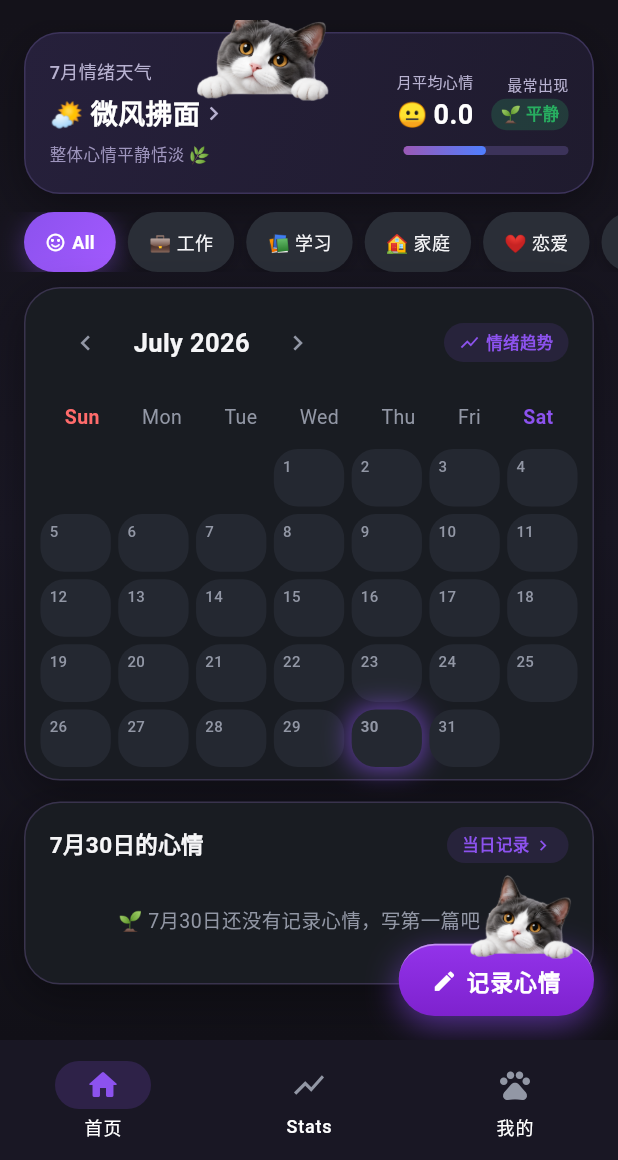
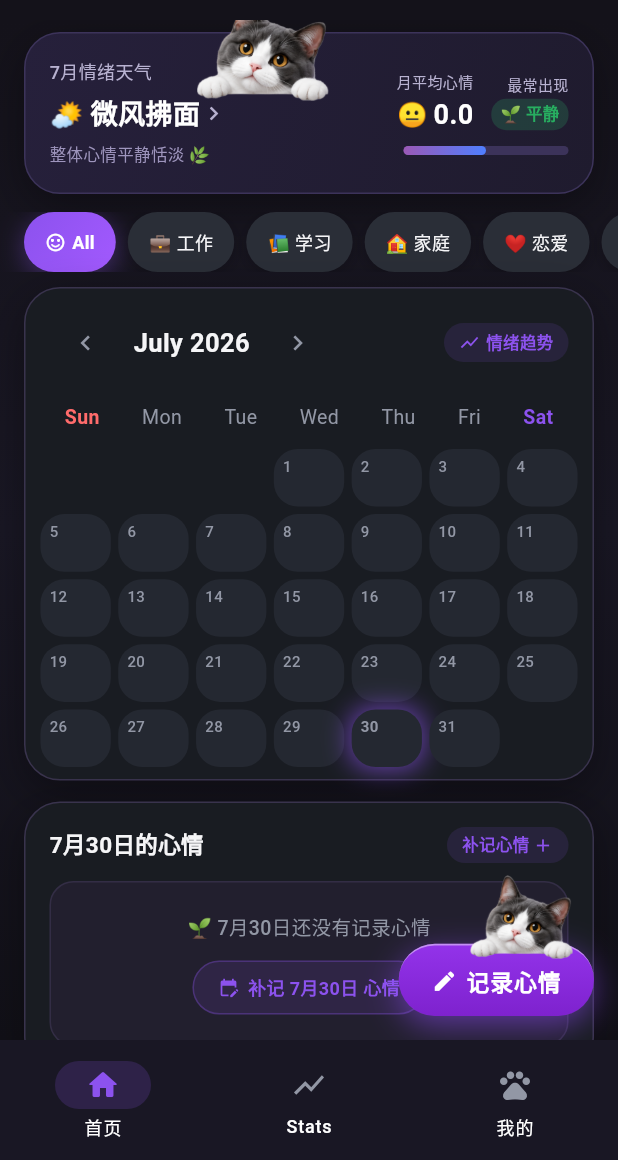
Before and after one commit to fenriarlab/MoodLight, a Flutter app: the screen it shows after launch, on a phone screen of 412 x 824 dp, the part 76-1236 px from its top. Run offline on Flutter 3.47's test engine with Material 3 defaults, Android fonts, the phone set to English and light mode, and no system bars; our stand-ins replace fl_chart, shared_preferences, sqflite; accounts and stored records are empty; generated files the repository leaves out were written again.

Commit message:
fix: Replace misleading fallback diary in RecentDiariesCard with warm empty state and quick backfill CTA when selected date has no entries

```diff
--- a/lib/features/diary/presentation/tabs/diaries_tab.dart
+++ b/lib/features/diary/presentation/tabs/diaries_tab.dart
@@ -98,6 +98,7 @@ class DiariesTab extends StatelessWidget {
               selectedDate: calendarSelectedDate,
               onDeleteDiary: onDeleteDiary,
               onEditDiary: onEditDiary,
+              onRetroactiveRecord: onRetroactiveRecord,
               onReload: onReload,
             ),
 
--- a/lib/features/diary/presentation/widgets/recent_diaries_card.dart
+++ b/lib/features/diary/presentation/widgets/recent_diaries_card.dart
@@ -9,6 +9,7 @@ class RecentDiariesCard extends StatelessWidget {
   final DateTime? selectedDate;
   final Function(MoodDiaryModel) onDeleteDiary;
   final Function(MoodDiaryModel)? onEditDiary;
+  final Function(DateTime)? onRetroactiveRecord;
   final VoidCallback onReload;
 
   const RecentDiariesCard({
@@ -17,6 +18,7 @@ class RecentDiariesCard extends StatelessWidget {
     this.selectedDate,
     required this.onDeleteDiary,
     this.onEditDiary,
+    this.onRetroactiveRecord,
     required this.onReload,
   });
 
@@ -32,18 +34,13 @@ class RecentDiariesCard extends StatelessWidget {
           d.createdAt.day == targetDate.day;
     }).toList();
 
+    final bool hasEntries = selectedDateDiaries.isNotEmpty;
     final String cardTitle = '${targetDate.month}月${targetDate.day}日的心情';
 
-    // Outer card ONLY displays 1 entry if available for target date,
-    // otherwise fallback to 1 entry for recent diaries
-    final List<MoodDiaryModel> displayList = selectedDateDiaries.isNotEmpty
-        ? selectedDateDiaries.take(1).toList()
-        : diaries.take(1).toList();
-
     final int dateEntriesCount = selectedDateDiaries.length;
-    final String actionText = dateEntriesCount > 1
-        ? '当日记录 (${dateEntriesCount}条)'
-        : '当日记录';
+    final String actionText = hasEntries
+        ? (dateEntriesCount > 1 ? '当日记录 (${dateEntriesCount}条)' : '当日记录')
+        : '补记心情';
 
     return Container(
       margin: const EdgeInsets.symmetric(horizontal: 16, vertical: 8),
@@ -73,6 +70,7 @@ class RecentDiariesCard extends StatelessWidget {
               ),
               InkWell(
                 onTap: () async {
+                  if (hasEntries) {
                     await Navigator.push(
                       context,
                       MaterialPageRoute(
@@ -86,6 +84,11 @@ class RecentDiariesCard extends StatelessWidget {
                       ),
                     );
                     onReload();
+                  } else {
+                    if (onRetroactiveRecord != null) {
+                      onRetroactiveRecord!(targetDate);
+                    }
+                  }
                 },
                 borderRadius: BorderRadius.circular(14),
                 child: Container(
@@ -105,10 +108,10 @@ class RecentDiariesCard extends StatelessWidget {
                         ),
                       ),
                       const SizedBox(width: 2),
-                      const Icon(
-                        Icons.chevron_right,
+                      Icon(
+                        hasEntries ? Icons.chevron_right : Icons.add,
                         size: 14,
-                        color: Color(0xFF8C52EE),
+                        color: const Color(0xFF8C52EE),
                       ),
                     ],
                   ),
@@ -118,19 +121,67 @@ class RecentDiariesCard extends StatelessWidget {
           ),
           const SizedBox(height: 12),
 
-          if (displayList.isEmpty)
-            Padding(
-              padding: const EdgeInsets.symmetric(vertical: 16),
-              child: Center(
-                child: Text(
-                  '🌱 ${targetDate.month}月${targetDate.day}日还没有记录心情，写第一篇吧！',
-                  style: TextStyle(color: tc.textSecondary, fontSize: 13),
+          if (!hasEntries)
+            Container(
+              width: double.infinity,
+              padding: const EdgeInsets.symmetric(vertical: 20, horizontal: 16),
+              decoration: BoxDecoration(
+                color: tc.isDark ? const Color(0xFF221F2E) : const Color(0xFFF9F5FE),
+                borderRadius: BorderRadius.circular(16),
+                border: Border.all(
+                  color: tc.isDark ? const Color(0xFF332D45) : const Color(0xFFF0E8FC),
                 ),
+              ),
+              child: Column(
+                children: [
+                  Text(
+                    '🌱 ${targetDate.month}月${targetDate.day}日还没有记录心情',
+                    style: TextStyle(
+                      color: tc.textSecondary,
+                      fontSize: 13,
+                      fontWeight: FontWeight.w500,
+                    ),
+                  ),
+                  const SizedBox(height: 12),
+                  InkWell(
+                    onTap: () {
+                      if (onRetroactiveRecord != null) {
+                        onRetroactiveRecord!(targetDate);
+                      }
+                    },
+                    borderRadius: BorderRadius.circular(20),
+                    child: Container(
+                      padding: const EdgeInsets.symmetric(horizontal: 16, vertical: 8),
+                      decoration: BoxDecoration(
+                        color: const Color(0xFF8C52EE).withOpacity(0.12),
+                        borderRadius: BorderRadius.circular(20),
+                        border: Border.all(
+                          color: const Color(0xFF8C52EE).withOpacity(0.3),
+                        ),
+                      ),
+                      child: Row(
+                        mainAxisSize: MainAxisSize.min,
+                        children: [
+                          const Icon(Icons.edit_calendar, size: 14, color: Color(0xFF8C52EE)),
+                          const SizedBox(width: 6),
+                          Text(
+                            '补记 ${targetDate.month}月${targetDate.day}日 心情',
+                            style: const TextStyle(
+                              fontSize: 12,
+                              fontWeight: FontWeight.bold,
+                              color: Color(0xFF8C52EE),
+                            ),
+                          ),
+                        ],
+                      ),
+                    ),
+                  ),
+                ],
               ),
             )
           else
             Column(
-              children: displayList.map((item) {
+              children: selectedDateDiaries.take(1).map((item) {
                 return DiaryCard(
                   item: item,
                   onDelete: () => onDeleteDiary(item),
```
Lines whose indentation alone changed are shown as unchanged.
